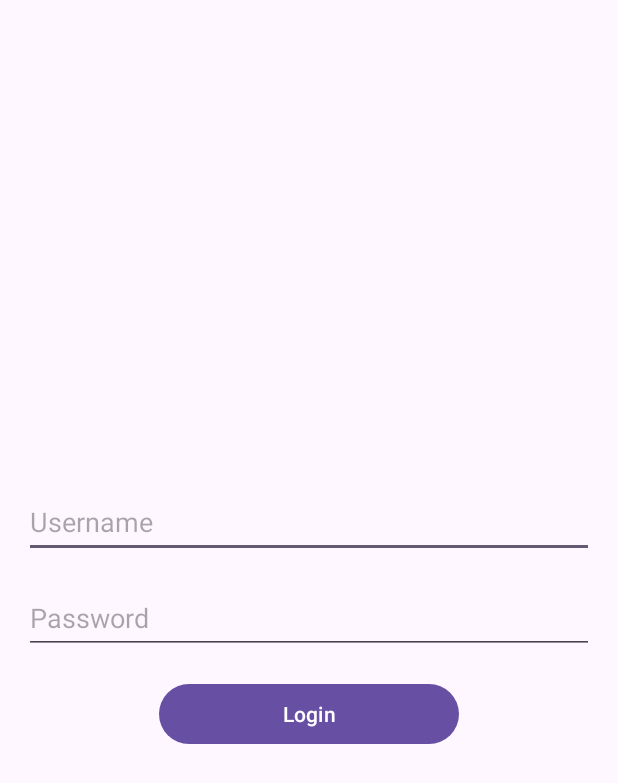
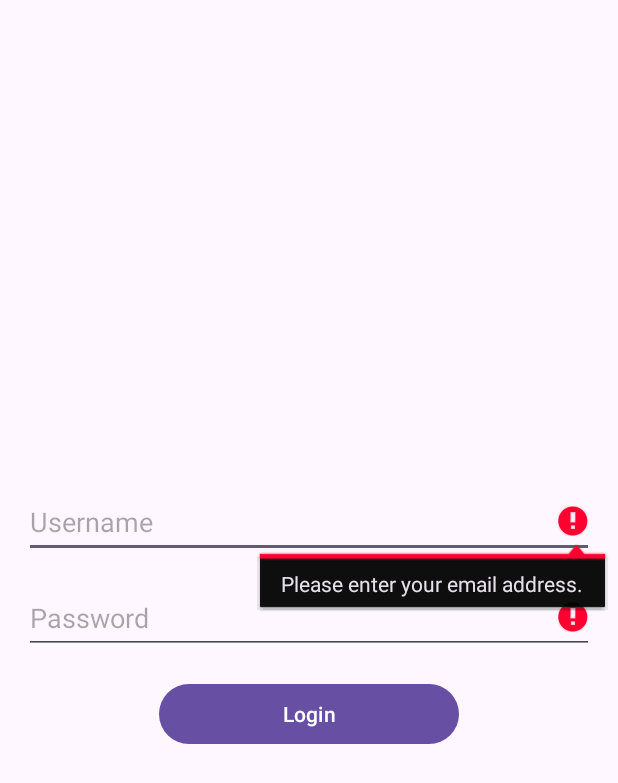
Before and after one commit to engNesta/SpacesbyYG, an Android app: the AdminLoginActivity screen opened directly, with no data from a screen before it, after a tap on "Login", on a phone screen of 412 x 824 dp. Shown: the top 783 px of the screen. Run offline under Robolectric (Android 15) with nearby library versions, the phone set to English and light mode, and no system bars; our stand-ins replace Firebase (no records; nobody signed in at launch, a user with empty details on screens opened directly).

Commit message:
Improve AdminLoginActivity by enhancing error handling, fixing UI issues, and providing user-friendly feedback.

```diff
--- a/app/build.gradle.kts
+++ b/app/build.gradle.kts
@@ -45,6 +45,7 @@ dependencies {
     implementation(libs.androidx.activity)
     implementation(libs.androidx.constraintlayout)
     implementation(libs.firebase.firestore)
+    implementation(libs.firebase.auth)
     testImplementation(libs.junit)
     androidTestImplementation(libs.androidx.junit)
     androidTestImplementation(libs.androidx.espresso.core)
--- a/app/src/main/java/com/example/spacesbyyg/AdminLoginActivity.kt
+++ b/app/src/main/java/com/example/spacesbyyg/AdminLoginActivity.kt
@@ -2,58 +2,154 @@ package com.example.spacesbyyg
 
 import android.content.Intent
 import android.os.Bundle
+import android.util.Log // For logging
+import android.util.Patterns
 import android.widget.Button
 import android.widget.EditText
-import android.widget.Toast
 import androidx.appcompat.app.AppCompatActivity
-import com.google.firebase.firestore.FirebaseFirestore
+import com.google.firebase.auth.*
 
 class AdminLoginActivity : AppCompatActivity() {
 
-    private lateinit var firestore: FirebaseFirestore
+    // Declare FirebaseAuth instance
+    private lateinit var auth: FirebaseAuth
+
+    // UI Elements
+    private lateinit var emailEditText: EditText
+    private lateinit var passwordEditText: EditText
+    private lateinit var loginButton: Button
 
     override fun onCreate(savedInstanceState: Bundle?) {
         super.onCreate(savedInstanceState)
+
+        // Initialize Firebase Auth
+        auth = FirebaseAuth.getInstance()
+
         setContentView(R.layout.activity_admin_login)
 
-        // Initialize Firestore
-        firestore = FirebaseFirestore.getInstance()
-
-        // UI Elements
-        val usernameEditText: EditText = findViewById(R.id.usernameEditText)
-        val passwordEditText: EditText = findViewById(R.id.passwordEditText)
-        val loginButton: Button = findViewById(R.id.loginButton)
+        // Initialize UI Elements
+        emailEditText = findViewById(R.id.usernameEditText) // Assuming it's for email
+        passwordEditText = findViewById(R.id.passwordEditText)
+        loginButton = findViewById(R.id.loginButton)
 
         // Login Button Logic
         loginButton.setOnClickListener {
-            val enteredUsername = usernameEditText.text.toString()
-            val enteredPassword = passwordEditText.text.toString()
+            val enteredEmail = emailEditText.text.toString().trim()
+            val enteredPassword = passwordEditText.text.toString().trim()
 
-            // Validate login credentials against Firestore
-            firestore.collection("Admin").document("adminCredentials")
-                .get()
-                .addOnSuccessListener { document ->
-                    if (document != null && document.exists()) {
-                        val storedUsername = document.getString("username")
-                        val storedPassword = document.getString("password")
+            // Validate input fields
+            if (!validateInputs(enteredEmail, enteredPassword)) {
+                return@setOnClickListener
+            }
 
-                        // Check if entered credentials match the stored ones
-                        if (enteredUsername == storedUsername && enteredPassword == storedPassword) {
-                            // Navigate to Admin Portal after successful login
-                            val intent = Intent(this, AdminPortalActivity::class.java)
-                            startActivity(intent)
-                        } else {
-                            // Show error message if credentials are incorrect
-                            Toast.makeText(this, "Invalid username or password", Toast.LENGTH_LONG).show()
-                        }
-                    } else {
-                        Toast.makeText(this, "Admin credentials not found", Toast.LENGTH_LONG).show()
+            // Authenticate using Firebase Authentication
+            signIn(enteredEmail, enteredPassword)
+        }
+    }
+
+    private fun validateInputs(email: String, password: String): Boolean {
+        var isValid = true
+
+        // Reset previous errors
+        emailEditText.error = null
+        passwordEditText.error = null
+
+        // Check for empty email
+        if (email.isEmpty()) {
+            emailEditText.error = getString(R.string.error_empty_email)
+            isValid = false
+        } else if (!Patterns.EMAIL_ADDRESS.matcher(email).matches()) {
+            // Validate email format
+            emailEditText.error = getString(R.string.error_invalid_email_format)
+            isValid = false
+        }
+
+        // Check for empty password
+        if (password.isEmpty()) {
+            passwordEditText.error = getString(R.string.error_empty_password)
+            isValid = false
+        }
+
+        return isValid
+    }
+
+    private fun signIn(email: String, password: String) {
+        // Disable login button to prevent multiple clicks
+        loginButton.isEnabled = false
+
+        // Sign in with email and password
+        auth.signInWithEmailAndPassword(email, password)
+            .addOnCompleteListener(this) { task ->
+                // Re-enable login button
+                loginButton.isEnabled = true
+
+                if (task.isSuccessful) {
+                    // Sign-in success
+                    Log.d(TAG, "signInWithEmail:success")
+                    val user = auth.currentUser
+                    updateUI(user)
+                } else {
+                    // Sign-in failure
+                    Log.w(TAG, "signInWithEmail:failure", task.exception)
+
+                    // Provide friendly error messages
+                    val exception = task.exception
+                    handleSignInError(exception)
+                    updateUI(null)
+                }
+            }
+    }
+
+    private fun handleSignInError(exception: Exception?) {
+        when (exception) {
+            is FirebaseAuthInvalidUserException -> {
+                // Email address not found
+                emailEditText.error = getString(R.string.error_invalid_credentials)
+            }
+            is FirebaseAuthInvalidCredentialsException -> {
+                // Wrong password or invalid email format
+                when (exception.errorCode) {
+                    "ERROR_WRONG_PASSWORD" -> {
+                        passwordEditText.error = getString(R.string.error_invalid_credentials)
+                    }
+                    "ERROR_INVALID_EMAIL" -> {
+                        emailEditText.error = getString(R.string.error_invalid_email_format)
+                    }
+                    else -> {
+                        showGenericAuthError()
                     }
                 }
-                .addOnFailureListener { e ->
-                    // Handle failure in fetching the document
-                    Toast.makeText(this, "Error: ${e.message}", Toast.LENGTH_LONG).show()
-                }
+            }
+            else -> {
+                // Other errors
+                showGenericAuthError()
+            }
         }
     }
+
+    private fun showGenericAuthError() {
+        // Show a generic error message
+        val message = getString(R.string.error_authentication_failed)
+        emailEditText.error = message
+        passwordEditText.error = message
+    }
+
+    private fun updateUI(user: FirebaseUser?) {
+        if (user != null) {
+            // User is signed in
+            // Navigate to Admin Portal
+            val intent = Intent(this, AdminPortalActivity::class.java)
+            startActivity(intent)
+            finish() // Close the login activity
+        } else {
+            // User is signed out or sign-in failed
+            // Keep the user on the login screen
+            // Optionally, clear the password field
+            passwordEditText.text.clear()
+        }
+    }
+
+    companion object {
+        private const val TAG = "AdminLoginActivity"
+    }
 }
--- a/app/src/main/res/values/strings.xml
+++ b/app/src/main/res/values/strings.xml
@@ -1,3 +1,9 @@
 <resources>
     <string name="app_name">SpacesbyYG</string>
+    <string name="error_empty_email">Please enter your email address.</string>
+    <string name="error_empty_password">Please enter your password.</string>
+    <string name="error_invalid_email_format">Please enter a valid email address.</string>
+    <string name="error_invalid_credentials">Invalid email or password. Please try again.</string>
+    <string name="error_email_in_use">This email address is already in use.</string>
+    <string name="error_authentication_failed">Authentication failed. Please try again later.</string>
 </resources>
--- a/gradle/libs.versions.toml
+++ b/gradle/libs.versions.toml
@@ -10,6 +10,7 @@ material = "1.10.0"
 activity = "1.9.3"
 constraintlayout = "2.1.4"
 firebaseFirestore = "25.1.1"
+firebaseAuth = "23.1.0"
 
 [libraries]
 androidx-core-ktx = { group = "androidx.core", name = "core-ktx", version.ref = "coreKtx" }
@@ -21,6 +22,7 @@ material = { group = "com.google.android.material", name = "material", version.r
 androidx-activity = { group = "androidx.activity", name = "activity", version.ref = "activity" }
 androidx-constraintlayout = { group = "androidx.constraintlayout", name = "constraintlayout", version.ref = "constraintlayout" }
 firebase-firestore = { group = "com.google.firebase", name = "firebase-firestore", version.ref = "firebaseFirestore" }
+firebase-auth = { group = "com.google.firebase", name = "firebase-auth", version.ref = "firebaseAuth" }
 
 [plugins]
 android-application = { id = "com.android.application", version.ref = "agp" }
```
